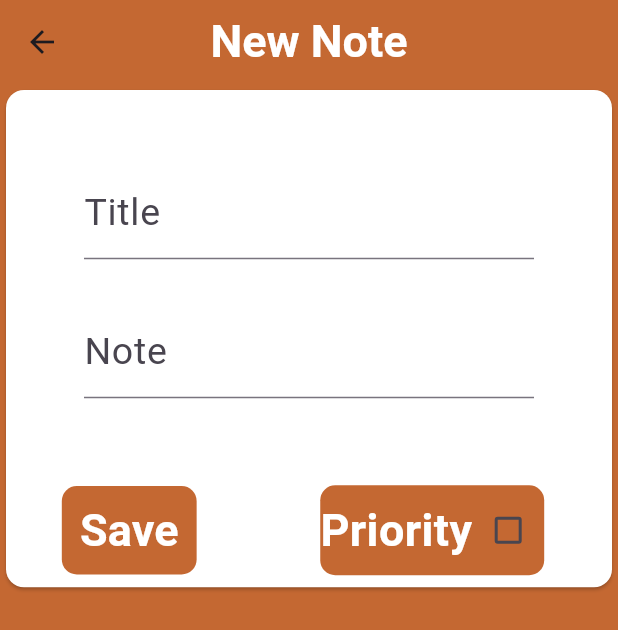
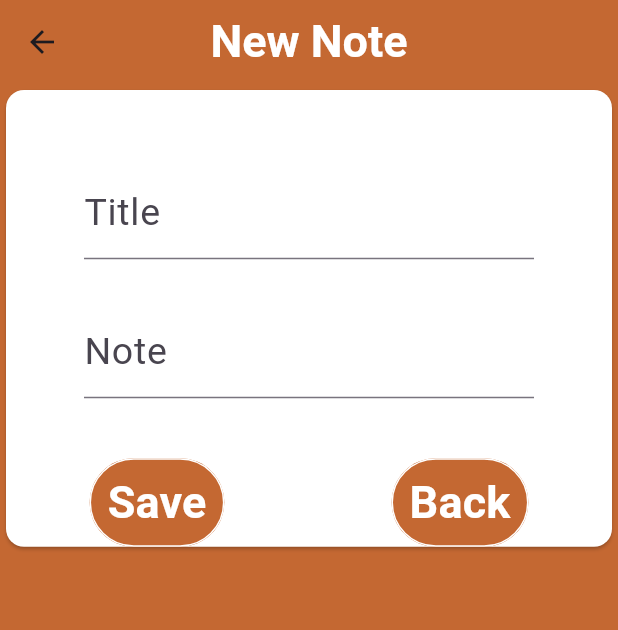
Before and after one commit to yeryfhc/todo_app, a Flutter app: the NewNotePage screen opened by its route, after a tap on "Save", on a phone screen of 412 x 824 dp. Shown: the top 630 px of the screen. Run offline on Flutter 3.47's test engine with Material 2 defaults, Android fonts, the phone set to English and light mode, and no system bars; our stand-ins replace flutter_riverpod, shared_preferences, sqflite; accounts and stored records are empty.

```diff
--- /dev/null
+++ b/lib/data/td_shareprefernce.dart
@@ -0,0 +1,20 @@
+import 'package:shared_preferences/shared_preferences.dart';
+
+class TodoSharePreference  {
+  static late SharedPreferences _prefs;
+
+static bool _ready=false;
+
+static bool get readytd{
+return _prefs.getBool('activo')??_ready;
+}
+
+static set readytd(bool value){
+  _ready=value;
+  _prefs.setBool('activo', value);
+
+}
+
+
+
+}
--- a/lib/pages/new_note.dart
+++ b/lib/pages/new_note.dart
@@ -44,24 +44,20 @@ const NewNotePage({Key? key}) : super(key: key);
 
           // }
         },),
-      const   SizedBox(height: 50,),
+      const   SizedBox(height: 40,),
       Row(
         mainAxisSize: MainAxisSize.max,
         mainAxisAlignment: MainAxisAlignment.spaceAround,
         children: [
-          Container(
-            decoration: BoxDecoration(
-              color:  const Color(0xffc46832),
-              borderRadius: BorderRadius.circular(10)),
-
-
-            child: TextButton(onPressed: (){
-                 if (textyery.text.isNotEmpty&&textyery2.text.isNotEmpty) {
-                  notesave.saveNote(TodoModel(title: textyery.text,note: textyery2.text,));
-                  Navigator.pop(context);
-                }
-            }, child: const  Text('Save',style: TextStyle(color: Colors.white,fontWeight: FontWeight.bold,fontSize: 30),)),
-          ),const CheckBoxTodo(),
+          ButtonSaveAndBack( notesave: notesave,text: 'Save', funtion: (){
+            if (textyery.text.isNotEmpty&&textyery2.text.isNotEmpty) {
+          notesave.saveNote(TodoModel(title: textyery.text,note: textyery2.text,));
+          Navigator.pop(context);
+        }
+          },),
+          ButtonSaveAndBack(notesave: notesave,text: 'Back',funtion: (){
+          Navigator.pop(context);
+          },),
         ],
       ),
 
@@ -72,3 +68,27 @@ const NewNotePage({Key? key}) : super(key: key);
    );
   }
 }
+
+class ButtonSaveAndBack extends StatelessWidget {
+  const ButtonSaveAndBack({
+
+    super.key,
+    required this.text,
+
+    required this.notesave, required this.funtion,
+  });
+final VoidCallback funtion;
+
+  final TodoNoteNotifier notesave;
+  final String text;
+
+  @override
+  Widget build(BuildContext context) {
+    return TextButton(
+
+      style: ButtonStyle(
+        backgroundColor: MaterialStateProperty.all(const Color(0xffc46832)),
+        elevation: MaterialStateProperty.all(20),side: MaterialStateProperty.all(const BorderSide(color: Colors.white))),
+      onPressed: funtion , child:  Text(text,style: const  TextStyle(color: Colors.white,fontWeight: FontWeight.bold,fontSize: 30),));
+  }
+}
--- a/lib/widgets/chekbox_todo.dart
+++ b/lib/widgets/chekbox_todo.dart
@@ -1,6 +1,7 @@
 
 import 'package:flutter/material.dart';
 import 'package:flutter_riverpod/flutter_riverpod.dart';
+import 'package:todo_app/data/td_shareprefernce.dart';
 import 'package:todo_app/provider/todo_app_ptovider.dart';
 
 class CheckBoxTodo extends ConsumerWidget {
@@ -25,6 +26,7 @@ class CheckBoxTodo extends ConsumerWidget {
               activeColor:const  Color(0xffc46832),
 
               value:checkProvider.boxchek , onChanged:(void ye){
+                TodoSharePreference.readytd=false;
                 checkProvider.boxchecke();
 
 
```
Also changed, not shown: lib/provider/todo_app_ptovider.dart (+5 -8 lines).
